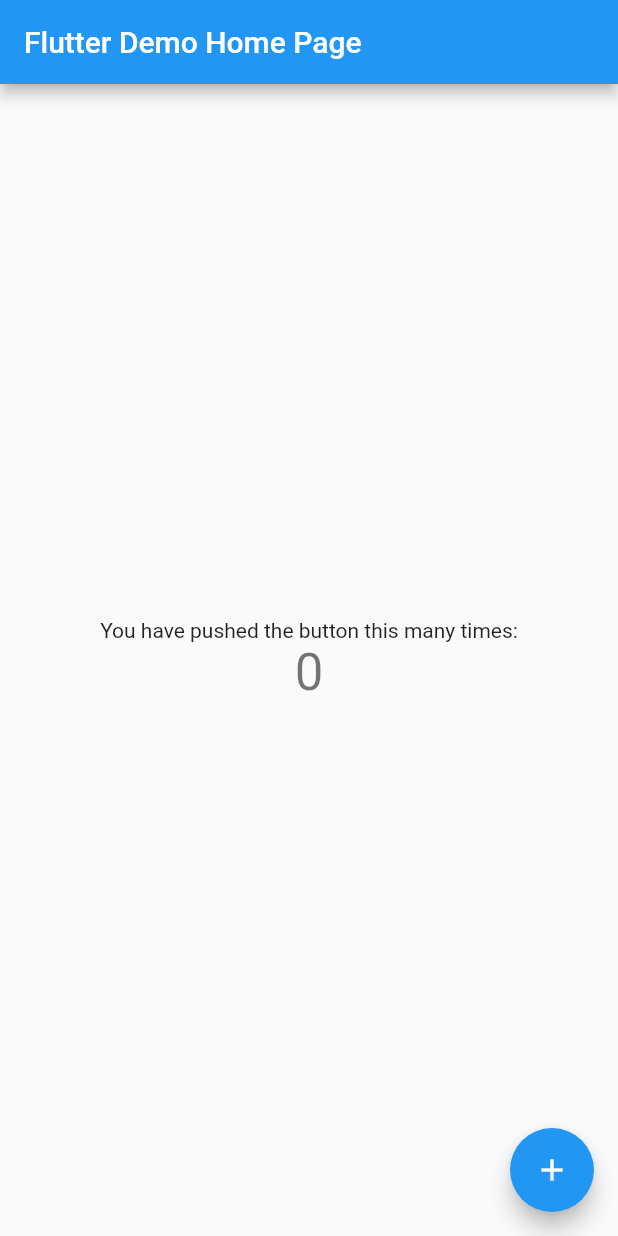
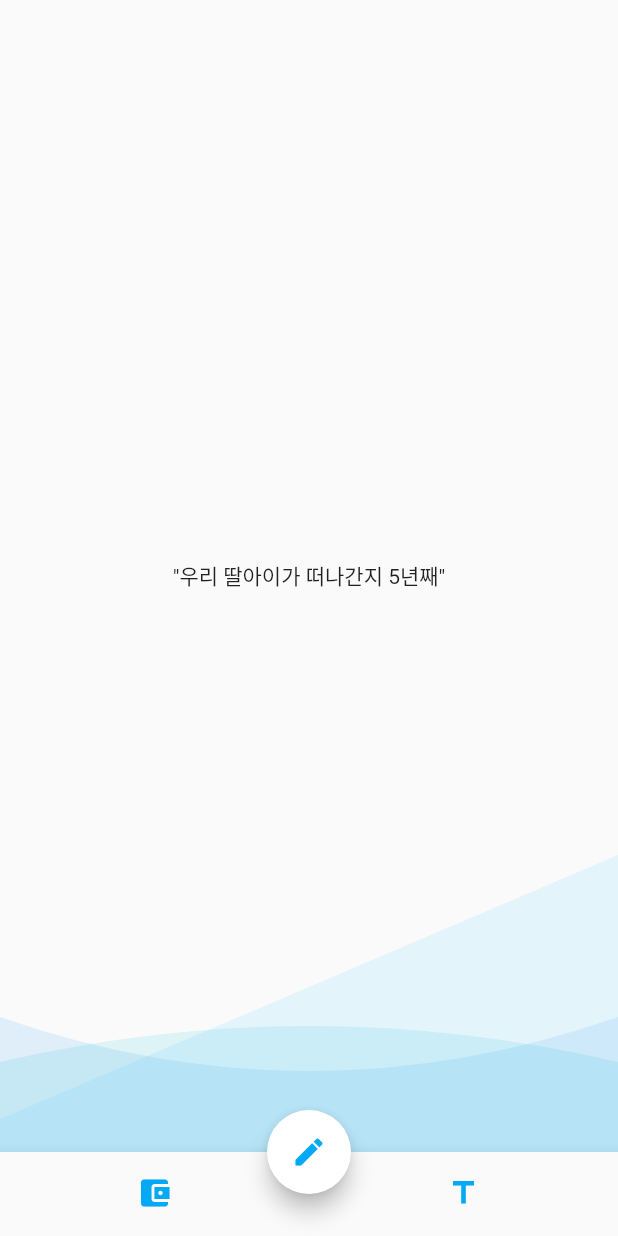
Before and after one commit to HwangSB/SimHae, a Flutter app: the screen it shows after launch, on a phone screen of 412 x 824 dp. Run offline on Flutter 3.47's test engine with Material 2 defaults, Android fonts, the phone set to English and light mode, and no system bars; our stand-ins replace simple_animations.

Commit message:
- MainPage Layout -- AnimatedWave(simple_animations) -- bottom navigation bar with FAB -- Dummy PageView

```diff
--- /dev/null
+++ b/lib/animated_wave.dart
@@ -0,0 +1,65 @@
+import 'package:flutter/material.dart';
+import 'package:simple_animations/simple_animations.dart';
+import 'dart:math';
+
+class AnimatedWave extends StatelessWidget {
+  final Color color;
+  final double height;
+  final double speed;
+  final double offset;
+
+  AnimatedWave({this.color, this.height, this.speed, this.offset = 0.0});
+
+  @override
+  Widget build(BuildContext context) {
+    return LayoutBuilder(builder: (context, constraints) {
+      return Container(
+        height: height,
+        width: constraints.biggest.width,
+        child: ControlledAnimation(
+            playback: Playback.LOOP,
+            duration: Duration(milliseconds: (5000 / speed).round()),
+            tween: Tween(begin: 0.0, end: 2 * pi),
+            builder: (context, value) {
+              return CustomPaint(
+                foregroundPainter: CurvePainter(color: color, value: value + offset),
+              );
+            }),
+      );
+    });
+  }
+}
+
+class CurvePainter extends CustomPainter {
+  final Color color;
+  final double value;
+
+  CurvePainter({this.color, this.value});
+
+  @override
+  void paint(Canvas canvas, Size size) {
+    final paint = Paint()..color = this.color;
+    final path = Path();
+
+    final y1 = sin(value);
+    final y2 = sin(value + pi / 2);
+    final y3 = sin(value + pi);
+
+    final startPointY = size.height * (0.5 + 0.4 * y1);
+    final controlPointY = size.height * (0.5 + 0.4 * y2);
+    final endPointY = size.height * (0.5 + 0.4 * y3);
+
+    path.moveTo(size.width * 0, startPointY);
+    path.quadraticBezierTo(
+        size.width * 0.5, controlPointY, size.width, endPointY);
+    path.lineTo(size.width, size.height);
+    path.lineTo(0, size.height);
+    path.close();
+    canvas.drawPath(path, paint);
+  }
+
+  @override
+  bool shouldRepaint(CustomPainter oldDelegate) {
+    return true;
+  }
+}
--- a/lib/main.dart
+++ b/lib/main.dart
@@ -1,4 +1,6 @@
 import 'package:flutter/material.dart';
+import 'animated_wave.dart';
+import 'dart:math';
 
 void main() => runApp(MyApp());
 
@@ -8,55 +10,96 @@ class MyApp extends StatelessWidget {
     return MaterialApp(
       title: 'Flutter Demo',
       theme: ThemeData(
-        primarySwatch: Colors.blue,
+        brightness: Brightness.light,
       ),
-      home: MyHomePage(title: 'Flutter Demo Home Page'),
+      home: FancyBackgroundApp(),
+      debugShowCheckedModeBanner: false,
     );
   }
 }
 
-class MyHomePage extends StatefulWidget {
-  MyHomePage({Key key, this.title}) : super(key: key);
-  final String title;
-
-  @override
-  _MyHomePageState createState() => _MyHomePageState();
-}
-
-class _MyHomePageState extends State<MyHomePage> {
-  int _counter = 0;
-
-  void _incrementCounter() {
-    setState(() {
-      _counter++;
-    });
-  }
+class FancyBackgroundApp extends StatelessWidget {
+  List<Widget> pages = [
+    Center(
+      child: Text(
+        '"우리 딸아이가 떠나간지 5년째"',
+      ),
+    ),
+    Center(
+      child: Text(
+        '"돌아가신 엄마가 너무 보고싶어요"',
+      ),
+    ),
+  ];
 
   @override
   Widget build(BuildContext context) {
     return Scaffold(
-      appBar: AppBar(
-        title: Text(widget.title),
-      ),
-      body: Center(
-        child: Column(
-          mainAxisAlignment: MainAxisAlignment.center,
+      body: SafeArea(
+        child: Stack(
           children: <Widget>[
-            Text(
-              'You have pushed the button this many times:',
+            Positioned.fill(
+              child: PageView.builder(
+                controller: PageController(),
+                itemBuilder: (_, int index) => pages[index % 2],
+              ),
             ),
-            Text(
-              '$_counter',
-              style: Theme.of(context).textTheme.display1,
-            ),
+            onBottom(AnimatedWave(
+              color: Colors.blue.withAlpha(30),
+              height: 180,
+              speed: 1.0,
+            )),
+            onBottom(AnimatedWave(
+              color: Colors.cyan.withAlpha(30),
+              height: 120,
+              speed: 0.9,
+              offset: pi,
+            )),
+            onBottom(AnimatedWave(
+              color: Colors.lightBlueAccent.withAlpha(30),
+              height: 220,
+              speed: 1.2,
+              offset: pi / 2,
+            )),
           ],
         ),
       ),
+      bottomNavigationBar: BottomNavigationBar(
+        selectedItemColor: Colors.lightBlue,
+        showSelectedLabels: false,
+        showUnselectedLabels: false,
+        items: <BottomNavigationBarItem>[
+          BottomNavigationBarItem(
+              icon: Icon(
+                Icons.account_balance_wallet,
+                color: Colors.lightBlue,
+              ),
+              title: Text('')),
+          BottomNavigationBarItem(
+              icon: Icon(
+                Icons.title,
+                color: Colors.lightBlue,
+              ),
+              title: Text('')),
+        ],
+        currentIndex: 0,
+      ),
       floatingActionButton: FloatingActionButton(
-        onPressed: _incrementCounter,
-        tooltip: 'Increment',
-        child: Icon(Icons.add),
+        backgroundColor: Colors.white,
+        onPressed: () {},
+        child: Icon(
+          Icons.edit,
+          color: Colors.lightBlue,
+        ),
       ),
+      floatingActionButtonLocation: FloatingActionButtonLocation.centerDocked,
     );
   }
+
+  onBottom(Widget child) => Positioned.fill(
+        child: Align(
+          alignment: Alignment.bottomCenter,
+          child: child,
+        ),
+      );
 }
--- a/pubspec.yaml
+++ b/pubspec.yaml
@@ -17,6 +17,7 @@ environment:
   sdk: ">=2.1.0 <3.0.0"
 
 dependencies:
+  simple_animations: ^1.3.6
   flutter:
     sdk: flutter
 
```
Also changed, not shown: pubspec.lock, 1 other file.
